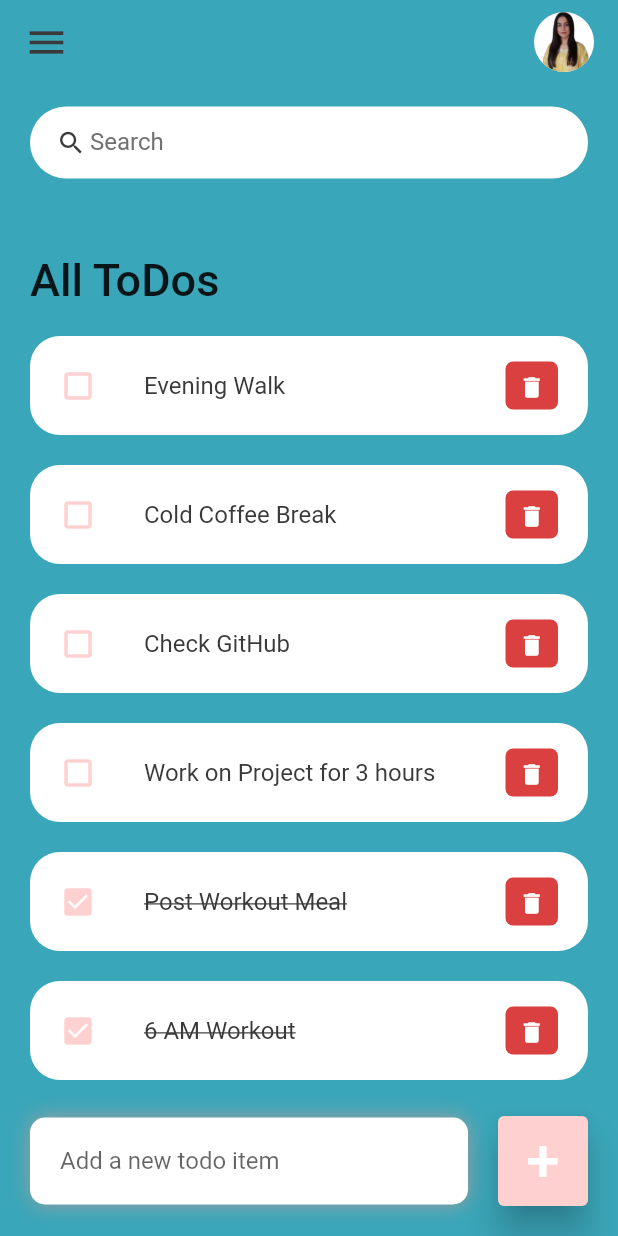
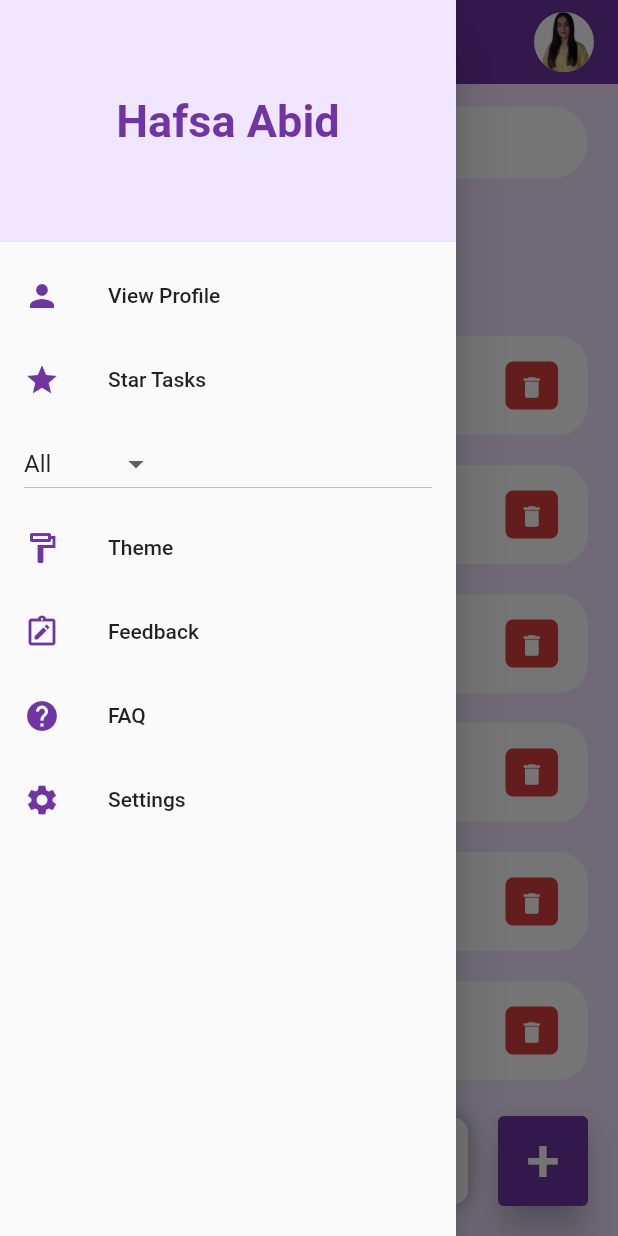
Before and after one commit to hafsaabidsaeed/todo_list_app_flutter, a Flutter app: the screen it shows after launch, with the side drawer open (before the commit the screen has no drawer), on a phone screen of 412 x 824 dp. Run offline on Flutter 3.47's test engine with Material 2 defaults, Android fonts, the phone set to English and light mode, and no system bars.

Commit message:
UI changes
 Added side drawer, changed the color scheme and updated the Readme file.

```diff
--- a/lib/constants/colors.dart
+++ b/lib/constants/colors.dart
@@ -1,9 +1,10 @@
 import 'package:flutter/material.dart';
 
 const Color tdRed = Color(0xFFDA4040);
-const Color tdBlue = Color(0xFFFFD0D0);
+const Color tdPink = Color(0xFFFFD0D0);
+const Color tdBlue = Color(0xFF6F35A5);
 
 const Color tdBlack = Color(0xFF3A3A3A);
 const Color tdGrey = Color(0xFF717171);
 
-const Color tdBGColor = Color(0xFF3AA6B9);
+const Color tdBGColor = Color(0xFFF1E6FF);
--- a/lib/main.dart
+++ b/lib/main.dart
@@ -13,8 +13,8 @@ class MyApp extends StatelessWidget {
   @override
   Widget build(BuildContext context) {
     SystemChrome.setSystemUIOverlayStyle(
-        SystemUiOverlayStyle(statusBarColor: Colors.transparent));
-    return MaterialApp(
+        const SystemUiOverlayStyle(statusBarColor: Colors.transparent));
+    return const MaterialApp(
       debugShowCheckedModeBanner: false,
       title: 'ToDo App',
       home: Home(),
--- a/lib/screens/home.dart
+++ b/lib/screens/home.dart
@@ -1,11 +1,26 @@
 import 'package:flutter/material.dart';
-
 import '../model/todo.dart';
 import '../constants/colors.dart';
 import '../widgets/todo_item.dart';
 
+void main() {
+  runApp(const MyApp());
+}
+
+class MyApp extends StatelessWidget {
+  const MyApp({Key? key}) : super(key: key);
+  @override
+  Widget build(BuildContext context) {
+    return const MaterialApp(
+      debugShowCheckedModeBanner: false,
+      home: Home(),
+    );
+  }
+}
+
 class Home extends StatefulWidget {
-  Home({Key? key}) : super(key: key);
+  const Home({Key? key}) : super(key: key);
+
 
   @override
   State<Home> createState() => _HomeState();
@@ -26,12 +41,85 @@ class _HomeState extends State<Home> {
   @override
   Widget build(BuildContext context) {
     return Scaffold(
+      extendBody: true,
       backgroundColor: tdBGColor,
       appBar: _buildAppBar(),
+      drawer: Drawer(
+          child: ListView(
+            children: [
+
+              const DrawerHeader(
+                decoration: BoxDecoration(
+                  color: tdBGColor,
+                ),
+                padding: EdgeInsets.all(8.0),
+                child: Center(
+                  child: Text('Hafsa Abid', style: TextStyle(
+                    fontWeight: FontWeight.w700,
+                    fontSize: 30,
+                    color: tdBlue,
+                    ),
+                  ),
+                ),
+              ),
+              ListTile(
+                leading: const Icon(Icons.person, color:tdBlue),
+                title: const Text('View Profile'),
+                onTap: () {   },
+              ),
+              ListTile(
+                leading: const Icon(Icons.star, color:tdBlue ,),
+                title: const Text('Star Tasks'),
+                onTap: () {    },
+              ),
+              ListTile(
+                title: DropdownButton<String>(
+                  value:'All',
+                  onChanged:(String? newValue) {
+                    // Implement what to do when a new value is selected
+                    // For example update a variable or perform some action
+                  },
+                  items: <String>[
+                    'All',
+                    'Work',
+                    'Personal',
+                    'Wishlist',
+                    'Birthday',
+                  ].map<DropdownMenuItem<String>>((String value){
+                    return DropdownMenuItem<String>(
+                      value: value,
+                      child: Text(value),
+                    );
+                  }).toList(),
+                ),
+              ),
+              ListTile(
+                leading: const Icon(Icons.format_paint_outlined, color: tdBlue,),
+                title:  const Text('Theme'),
+                onTap: () { },
+              ),
+              ListTile(
+                leading: const Icon(Icons.note_alt_outlined, color: tdBlue,),
+                title: const Text('Feedback'),
+                onTap: () {   },
+              ),
+              ListTile(
+                leading: const Icon(Icons.help, color: tdBlue,),
+                title: const Text('FAQ'),
+                onTap: () {   },
+              ),
+              ListTile(
+                leading: const Icon(Icons.settings, color: tdBlue,),
+                title: const Text('Settings'),
+                onTap: () {   },
+              ),
+            ],
+          ),
+      ),
       body: Stack(
         children: [
           Container(
-            padding: EdgeInsets.symmetric(
+            padding: const EdgeInsets.symmetric(
               horizontal: 20,
               vertical: 15,
             ),
@@ -42,11 +130,11 @@ class _HomeState extends State<Home> {
                   child: ListView(
                     children: [
                       Container(
-                        margin: EdgeInsets.only(
+                        margin: const EdgeInsets.only(
                           top: 50,
                           bottom: 20,
                         ),
-                        child: Text(
+                        child: const Text(
                           'All ToDos',
                           style: TextStyle(
                             fontSize: 30,
@@ -73,12 +161,12 @@ class _HomeState extends State<Home> {
             child: Row(children: [
               Expanded(
                 child: Container(
-                  margin: EdgeInsets.only(
+                  margin: const EdgeInsets.only(
                     bottom: 20,
                     right: 20,
                     left: 20,
                   ),
-                  padding: EdgeInsets.symmetric(
+                  padding: const EdgeInsets.symmetric(
                     horizontal: 20,
                     vertical: 5,
                   ),
@@ -96,7 +184,7 @@ class _HomeState extends State<Home> {
                   ),
                   child: TextField(
                     controller: _todoController,
-                    decoration: InputDecoration(
+                    decoration: const InputDecoration(
                         hintText: 'Add a new todo item',
                         border: InputBorder.none),
                   ),
@@ -104,24 +192,24 @@ class _HomeState extends State<Home> {
               ),
 
               Container(
-                margin: EdgeInsets.only(
+                margin: const EdgeInsets.only(
                   bottom: 20,
                   right: 20,
                 ),
                 child: ElevatedButton(
-                  child: Text(
+                  onPressed: () {
+                    _addToDoItem(_todoController.text);
+                  },
+                  style: ElevatedButton.styleFrom(
+                    backgroundColor: tdBlue,
+                    minimumSize: const Size(60, 60),
+                    elevation: 10,
+                  ),
+                  child: const Text(
                     '+',
                     style: TextStyle(
                       fontSize: 40,
                     ),
-                  ),
-                  onPressed: () {
-                    _addToDoItem(_todoController.text);
-                  },
-                  style: ElevatedButton.styleFrom(
-                    primary: tdBlue,
-                    minimumSize: Size(60, 60),
-                    elevation: 10,
                   ),
                 ),
               ),
@@ -184,14 +272,14 @@ class _HomeState extends State<Home> {
   // Search Box
   Widget searchBox() {
     return Container(
-      padding: EdgeInsets.symmetric(horizontal: 15),
+      padding: const EdgeInsets.symmetric(horizontal: 15),
       decoration: BoxDecoration(
         color: Colors.white,
         borderRadius: BorderRadius.circular(30),
       ),
       child: TextField(
         onChanged: (value) => _runFilter(value),
-        decoration: InputDecoration(
+        decoration: const InputDecoration(
           contentPadding: EdgeInsets.all(0),
           prefixIcon: Icon(
             Icons.search,
@@ -213,15 +301,12 @@ class _HomeState extends State<Home> {
   //App Bar
   AppBar _buildAppBar() {
     return AppBar(
-      backgroundColor: tdBGColor,
+      backgroundColor: tdBlue,
       elevation: 0,
       title: Row(
-          mainAxisAlignment: MainAxisAlignment.spaceBetween, children: [
-        Icon(
-          Icons.menu,
-          color: tdBlack,
-          size: 30,
-        ),
+          mainAxisAlignment: MainAxisAlignment.spaceBetween,
+      children: [
+        Icon(Icons.menu, color: tdBlue,),
         Container(
           decoration: BoxDecoration(
             color: Colors.white,
--- a/lib/widgets/todo_item.dart
+++ b/lib/widgets/todo_item.dart
@@ -1,3 +1,6 @@
+// ignore_for_file: prefer_typing_uninitialized_variables
+
+import 'package:flutter/foundation.dart';
 import 'package:flutter/material.dart';
 import '../model/todo.dart';
 import '../constants/colors.dart';
@@ -17,16 +20,18 @@ class ToDoItem extends StatelessWidget {
   @override
   Widget build(BuildContext context) {
     return Container(
-      margin: EdgeInsets.only(bottom: 20),
+      margin: const EdgeInsets.only(bottom: 20),
       child: ListTile(
         onTap: () {
-          // print('Clicked on Todo Item.');
+          if (kDebugMode) {
+            print('Clicked on Todo Item.');
+          }
           onToDoChanged(todo);
         },
         shape: RoundedRectangleBorder(
           borderRadius: BorderRadius.circular(20),
         ),
-        contentPadding: EdgeInsets.symmetric(horizontal: 20, vertical: 5),
+        contentPadding: const EdgeInsets.symmetric(horizontal: 20, vertical: 5),
         tileColor: Colors.white,
         leading: Icon(
           todo.isDone ? Icons.check_box : Icons.check_box_outline_blank,
@@ -41,8 +46,8 @@ class ToDoItem extends StatelessWidget {
           ),
         ),
         trailing: Container(
-          padding: EdgeInsets.all(0),
-          margin: EdgeInsets.symmetric(vertical: 12),
+          padding: const EdgeInsets.all(0),
+          margin: const EdgeInsets.symmetric(vertical: 12),
           height: 35,
           width: 35,
           decoration: BoxDecoration(
@@ -52,9 +57,11 @@ class ToDoItem extends StatelessWidget {
           child: IconButton(
             color: Colors.white,
             iconSize: 18,
-            icon: Icon(Icons.delete),
+            icon: const Icon(Icons.delete),
             onPressed: () {
-              // print('Clicked on delete icon');
+              if (kDebugMode) {
+                print('Clicked on delete icon');
+              }
               onDeleteItem(todo.id);
             },
           ),
```
Also changed, not shown: lib/widgets/drawer.dart (added, +81 -0 lines), assets/images/img.jpg (added), assets/images/img.png (deleted), assets/images/img2.jpg (added), lib/widgets/appbar.dart (added), pubspec.lock, 1 other file.
